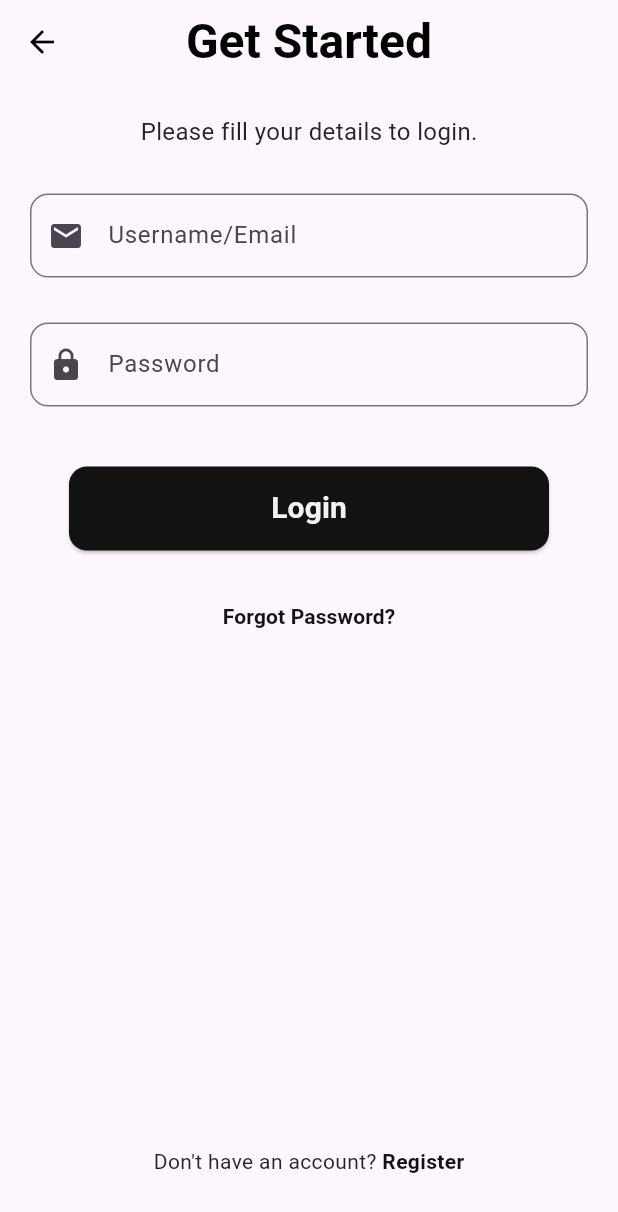
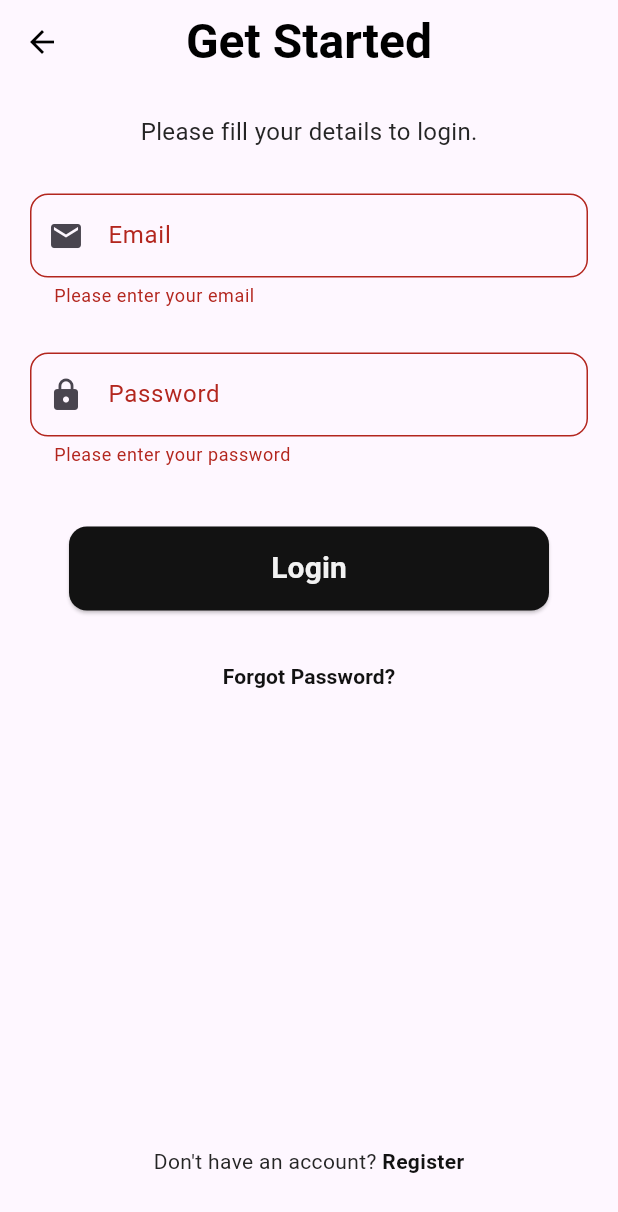
Before and after one commit to esmail1234/Book-App, a Flutter app: the LoginView screen opened by its route, after a tap on "Login", on a phone screen of 412 x 824 dp. Shown: the top 1212 px of the screen. Run offline on Flutter 3.47's test engine with Material 3 defaults, Android fonts, the phone set to English and light mode, and no system bars; our stand-ins replace firebase_core, get; accounts and stored records are empty; generated files the repository leaves out were written again.

Commit message:
Add login logic and Firebase setup

```diff
--- a/lib/core/routes/app_pages.dart
+++ b/lib/core/routes/app_pages.dart
@@ -1,5 +1,7 @@
+import 'package:book_app/features/login/login_binding.dart';
 import 'package:book_app/features/login/login_view.dart';
 import 'package:book_app/features/register/register_view.dart';
+import 'package:book_app/features/splash/splash_binding.dart';
 import 'package:get/get.dart';
 import '../../features/splash/splash_view.dart';
 import '../../features/home/home_view.dart';
@@ -8,9 +10,17 @@ import 'app_routes.dart';
 
 class AppPages {
   static final pages = <GetPage>[
-    GetPage(name: Routes.splash, page: () => SplashView()),
+    GetPage(
+      name: Routes.splash,
+      page: () => SplashView(),
+      binding: SplashBinding(),
+    ),
     GetPage(name: Routes.home, page: () => HomeView()),
-    GetPage(name: Routes.login, page: () => LoginView()),
+    GetPage(
+      name: Routes.login,
+      page: () => LoginView(),
+      binding: LoginBinding(),
+    ),
     GetPage(name: Routes.register, page: () => RegisterView()),
   ];
 }
--- a/lib/core/widgets/custom_textform.dart
+++ b/lib/core/widgets/custom_textform.dart
@@ -6,25 +6,36 @@ class CustomTextForm extends StatelessWidget {
   final bool obscureText;
   final TextInputType keyboardType;
 
+  final TextEditingController? controller;
+  final String? Function(String?)? validator;
+  final void Function(String)? onChanged;
+  final void Function(String?)? onSaved;
+
   const CustomTextForm({
     super.key,
     required this.labelText,
     required this.icon,
     this.obscureText = false,
     this.keyboardType = TextInputType.text,
+    this.controller,
+    this.validator,
+    this.onChanged,
+    this.onSaved,
   });
 
   @override
   Widget build(BuildContext context) {
     return TextFormField(
+      controller: controller,
+      validator: validator,
+      onChanged: onChanged,
+      onSaved: onSaved,
       obscureText: obscureText,
       keyboardType: keyboardType,
       decoration: InputDecoration(
         labelText: labelText,
         prefixIcon: Icon(icon),
-        border: OutlineInputBorder(
-          borderRadius: BorderRadius.circular(12),
-        ),
+        border: OutlineInputBorder(borderRadius: BorderRadius.circular(12)),
       ),
     );
   }
--- /dev/null
+++ b/lib/features/login/login_binding.dart
@@ -0,0 +1,9 @@
+import 'package:get/get.dart';
+import 'login_controller.dart';
+
+class LoginBinding extends Bindings {
+  @override
+  void dependencies() {
+    Get.lazyPut<LoginController>(() => LoginController());
+  }
+}
--- /dev/null
+++ b/lib/features/login/login_controller.dart
@@ -0,0 +1,43 @@
+// ignore_for_file: avoid_print
+
+import 'package:flutter/material.dart';
+import 'package:get/get.dart';
+
+class LoginController extends GetxController {
+  final emailController = TextEditingController();
+  final passwordController = TextEditingController();
+
+  final formKey = GlobalKey<FormState>();
+
+  final isLoading = false.obs;
+
+  void login() {
+    FocusManager.instance.primaryFocus?.unfocus();
+
+    if (formKey.currentState!.validate()) {
+      print("Login Successful");
+      print(emailController.text);
+      print(passwordController.text);
+    }
+  }
+
+  void goToRegister() {
+    Get.toNamed('/register');
+  }
+
+  @override
+  void onClose() {
+    emailController.dispose();
+    passwordController.dispose();
+    super.onClose();
+  }
+
+  void goToForgotPassword() {
+  Get.snackbar(
+    'Info',
+    'Forgot Password screen not implemented yet',
+    snackPosition: SnackPosition.BOTTOM,
+  );
+}
+
+}
--- a/lib/features/login/login_view.dart
+++ b/lib/features/login/login_view.dart
@@ -1,11 +1,20 @@
 import 'package:book_app/core/widgets/custom_loginbotton.dart';
 import 'package:book_app/core/widgets/custom_textform.dart';
+import 'package:book_app/features/login/login_controller.dart';
 import 'package:flutter/material.dart';
 import 'package:get/get.dart';
 import '../register/register_view.dart';
 
-class LoginView extends StatelessWidget {
+class LoginView extends StatefulWidget {
   const LoginView({super.key});
+
+  @override
+  State<LoginView> createState() => _LoginViewState();
+}
+
+class _LoginViewState extends State<LoginView> {
+  final LoginController controller = Get.put(LoginController());
+
 
   @override
   Widget build(BuildContext context) {
@@ -27,6 +36,8 @@ class LoginView extends StatelessWidget {
       ),
       body: Padding(
         padding: const EdgeInsets.symmetric(horizontal: 20),
+        child: Form(
+          key: controller.formKey,
           child: Column(
             children: [
               Expanded(
@@ -37,43 +48,68 @@ class LoginView extends StatelessWidget {
                       const SizedBox(height: 20),
                       const Text(
                         "Please fill your details to login.",
-                      style: TextStyle(fontSize: 16, color: Color(0xFF252525)),
+                        style: TextStyle(
+                          fontSize: 16,
+                          color: Color(0xFF252525),
+                        ),
                       ),
 
                       const SizedBox(height: 30),
 
-                    const CustomTextForm(
-                      labelText: "Username/Email",
+                      CustomTextForm(
+                        controller: controller.emailController,
+                        labelText: "Email",
                         icon: Icons.email,
                         obscureText: false,
                         keyboardType: TextInputType.emailAddress,
+                        validator: (value) {
+                          if (value == null || value.isEmpty) {
+                            return 'Please enter your email';
+                          }
+                          if (!GetUtils.isEmail(value)) {
+                            return 'Please enter a valid email';
+                          }
+                          return null;
+                        },
                       ),
 
                       const SizedBox(height: 30),
 
-                    const CustomTextForm(
+                      CustomTextForm(
+                        controller: controller.passwordController,
                         labelText: "Password",
                         icon: Icons.lock,
                         obscureText: true,
                         keyboardType: TextInputType.text,
+                        validator: (value) {
+                          if (value == null || value.isEmpty) {
+                            return 'Please enter your password';
+                          }
+                          if (value.length < 6) {
+                            return 'Password must be at least 6 characters long';
+                          }
+                          return null;
+                        },
                       ),
 
                       const SizedBox(height: 40),
 
-                    CustomLoginbotton(
-                      text: "Login",
-                      onPressed: () {
-                        // Login action
-                      },
+                      Obx(
+                        () => CustomLoginbotton(
+                          text: controller.isLoading.value
+                              ? "Loading..."
+                              : "Login",
+                          onPressed: controller.isLoading.value
+                              ? null
+                              : controller.login,
+                        ),
                       ),
 
                       const SizedBox(height: 20),
 
                       TextButton(
-                      onPressed: (){
-
-                      },
-                      child: Text(
+                        onPressed: controller.goToForgotPassword,
+                        child: const Text(
                           "Forgot Password?",
                           style: TextStyle(
                             fontSize: 14,
@@ -114,6 +150,7 @@ class LoginView extends StatelessWidget {
             ],
           ),
         ),
+      ),
     );
   }
 }
--- a/lib/features/register/register_view.dart
+++ b/lib/features/register/register_view.dart
@@ -97,7 +97,7 @@ class RegisterView extends StatelessWidget {
                 ),
                 GestureDetector(
                   onTap: () {
-                    Get.to(() => const LoginView());
+                    Get.to(() =>  const LoginView());
                   },
                   child: const Text(
                     "Sign In",
--- /dev/null
+++ b/lib/features/splash/splash_binding.dart
@@ -0,0 +1,9 @@
+import 'package:get/get.dart';
+import 'splash_controller.dart';
+
+class SplashBinding extends Bindings {
+  @override
+  void dependencies() {
+    Get.put<SplashController>(SplashController());
+  }
+}
--- a/lib/features/splash/splash_controller.dart
+++ b/lib/features/splash/splash_controller.dart
@@ -1,13 +1,12 @@
-import 'package:book_app/features/home/home_view.dart';
 import 'package:get/get.dart';
+import '../home/home_view.dart';
 
 class SplashController extends GetxController {
   @override
   void onInit() {
     super.onInit();
-
     Future.delayed(const Duration(seconds: 3), () {
-      Get.to(HomeView());
+      Get.offAll(() => const HomeView());
     });
   }
 }
```
Also changed, not shown: lib/features/splash/splash_view.dart (+9 -14 lines), lib/main.dart (+7 -2 lines), firebase.json (added), lib/features/register/register_logic.dart (added), 3 other files. Lines whose indentation alone changed are shown as unchanged.
